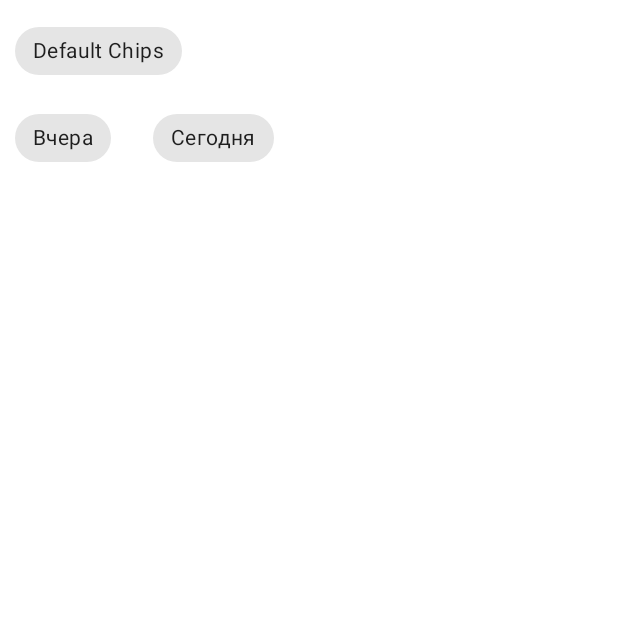
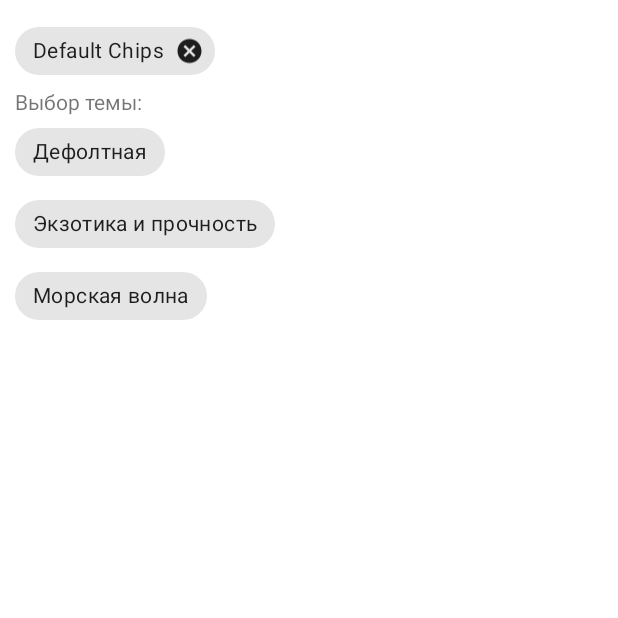
Before and after one commit to serbinav/gb_android_material_nasa, an Android app: the fragment FragmentChips shown on its own in the app's theme, on a phone screen of 412 x 824 dp, the top half of it. Run offline under Robolectric (Android 15) with nearby library versions, the phone set to English and light mode, and no system bars.

Commit message:
подправил верстку фрагмента для реализации выбора темы

```diff
--- a/app/src/main/res/layout/fragment_chips.xml
+++ b/app/src/main/res/layout/fragment_chips.xml
@@ -3,30 +3,39 @@
     android:layout_width="match_parent"
     android:layout_height="match_parent"
     android:background="@color/white"
-    android:orientation="vertical">
+    android:orientation="vertical"
+    android:padding="@dimen/default_margin">
 
     <com.google.android.material.chip.Chip
+        style="@style/Widget.MaterialComponents.Chip.Entry"
         android:layout_width="wrap_content"
         android:layout_height="wrap_content"
-        android:layout_margin="@dimen/default_margin"
         android:text="@string/default_chips_text" />
 
-    <com.google.android.material.chip.ChipGroup
-        android:id="@+id/chip_group"
+    <com.google.android.material.textview.MaterialTextView
         android:layout_width="wrap_content"
-        android:layout_height="wrap_content">
+        android:layout_height="wrap_content"
+        android:text="@string/choice_theme" />
 
     <com.google.android.material.chip.Chip
+        android:id="@+id/chip_default"
+        style="@style/Widget.MaterialComponents.Chip.Action"
         android:layout_width="wrap_content"
         android:layout_height="wrap_content"
-            android:layout_margin="@dimen/default_margin"
-            android:text="@string/chips_yesterday" />
+        android:text="@string/standart_text" />
 
     <com.google.android.material.chip.Chip
+        android:id="@+id/chip_exotics_durability"
+        style="@style/Widget.MaterialComponents.Chip.Action"
         android:layout_width="wrap_content"
         android:layout_height="wrap_content"
-            android:layout_margin="@dimen/default_margin"
-            android:text="@string/chips_today" />
-    </com.google.android.material.chip.ChipGroup>
+        android:text="@string/exotics_durability_text" />
+
+    <com.google.android.material.chip.Chip
+        android:id="@+id/chip_sea_wave"
+        style="@style/Widget.MaterialComponents.Chip.Action"
+        android:layout_width="wrap_content"
+        android:layout_height="wrap_content"
+        android:text="@string/sea_wave_text" />
 
 </LinearLayout>
--- a/app/src/main/res/values/strings.xml
+++ b/app/src/main/res/values/strings.xml
@@ -3,6 +3,8 @@
     <string name="default_hint">Поиск в википедии</string>
     <string name="default_text">что такое Android</string>
     <string name="default_chips_text">Default Chips</string>
-    <string name="chips_today">Сегодня</string>
-    <string name="chips_yesterday">Вчера</string>
+    <string name="standart_text">Дефолтная</string>
+    <string name="exotics_durability_text">Экзотика и прочность</string>
+    <string name="sea_wave_text">Морская волна</string>
+    <string name="choice_theme">Выбор темы:</string>
 </resources>
```
Lines whose indentation alone changed are shown as unchanged.
